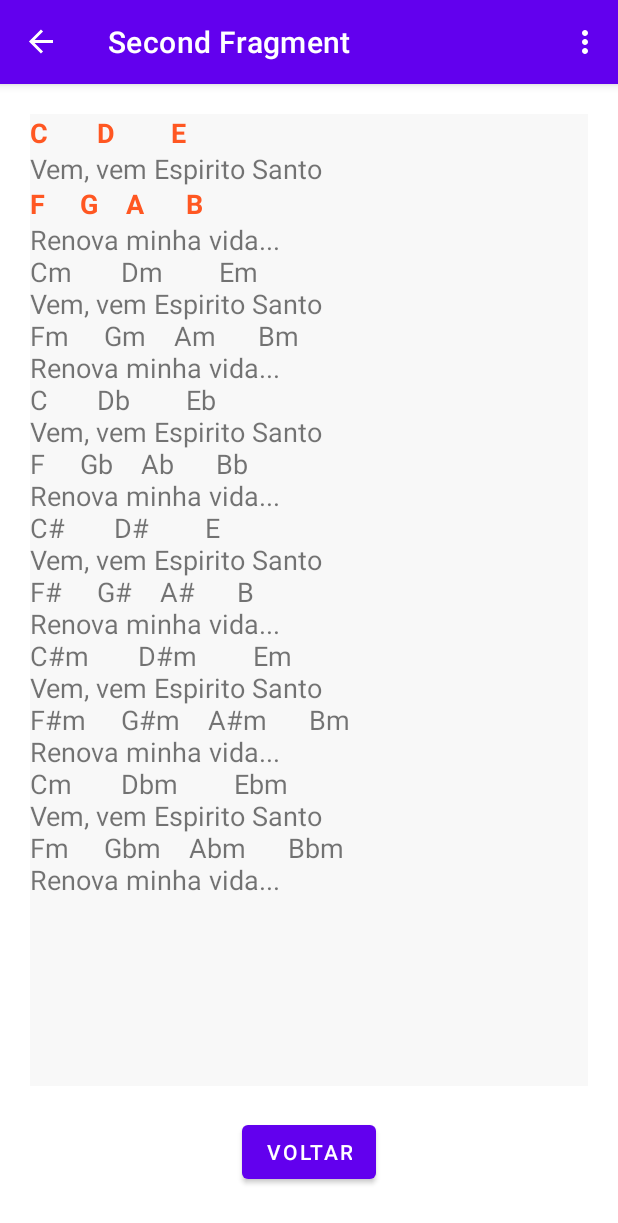
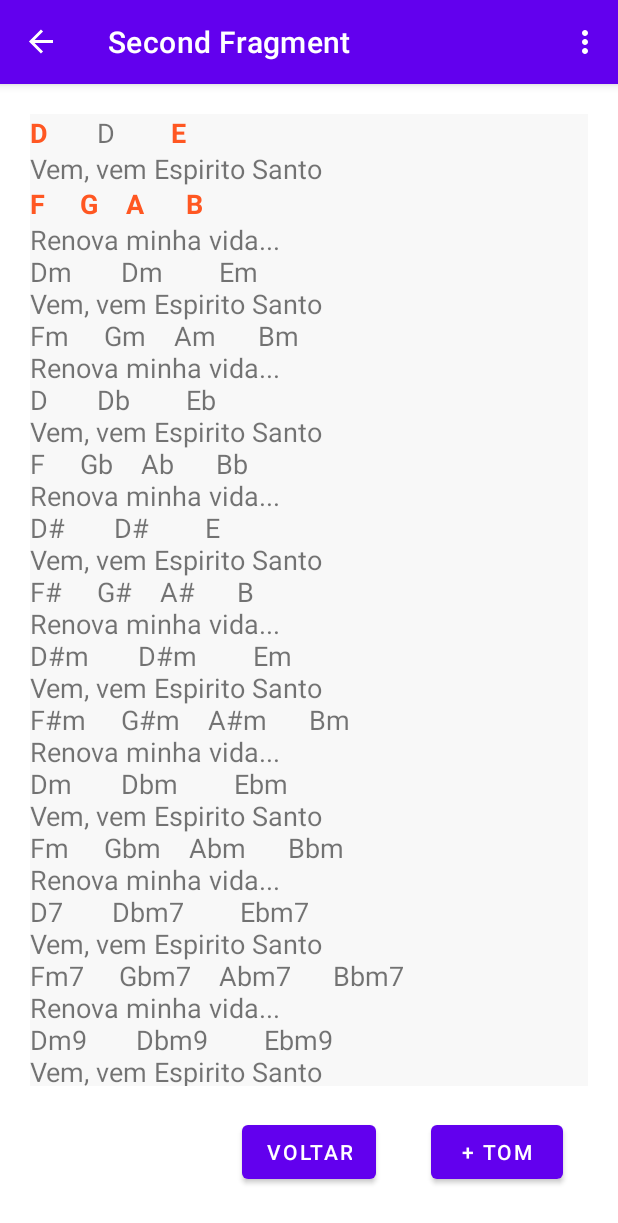
Before and after one commit to layonmartins/MusicCifra2, an Android app: the screen it shows after launch (MainActivity), after a tap on "SALVAR", on a phone screen of 412 x 824 dp. Shown: the top 1223 px of the screen. Run offline under Robolectric (Android 15) with nearby library versions, the phone set to English and light mode, and no system bars; our stand-ins replace navigation-ui.

Commit message:
start create plusTom() function

```diff
--- a/app/src/main/java/com/example/testciframusic/FirstFragment.kt
+++ b/app/src/main/java/com/example/testciframusic/FirstFragment.kt
@@ -68,5 +68,13 @@ class FirstFragment : Fragment() {
     "Cm       Dbm        Ebm\n" +
     "Vem, vem Espirito Santo\n" +
     "Fm     Gbm    Abm      Bbm\n" +
+    "Renova minha vida...\n" +
+    "C7       Dbm7        Ebm7\n" +
+    "Vem, vem Espirito Santo\n" +
+    "Fm7     Gbm7    Abm7      Bbm7\n" +
+    "Renova minha vida...\n" +
+    "Cm9       Dbm9        Ebm9\n" +
+    "Vem, vem Espirito Santo\n" +
+    "Fm9     Gbm9    Abm9      Bbm9\n" +
     "Renova minha vida...\n"
 }
--- a/app/src/main/java/com/example/testciframusic/Note.kt
+++ b/app/src/main/java/com/example/testciframusic/Note.kt
@@ -1,17 +1,83 @@
 package com.example.testciframusic
+
+import android.util.Log
 
 //Enum class represent one music note
 enum class Note(
     val note : String, //Dó, Ré, Mi...
     val cipher : String, //C, D, E...
-    val code : Int, //1 = C, 2 = D
+    val code : Int? = null, //1 = C, 2 = D,
+    var next : Note? = null,
+    val previous : Note? = null
 ) {
     //TODO create another accident notes
     C("Dó", "C", 1),
-    D("Ré", "D", 2),
-    E("Mi", "E", 3),
-    F("Fá", "F", 4),
-    G("Sol", "G", 5),
-    A("Lá", "A", 6),
-    B("Si", "B", 7),
+    //C7("Dó seventh", "C7", 1),
+    //C9("Dó ninth", "C9", 1),
+    //Cm("Dó minor", "Cm", 1),
+    //Cm7("Dó minor", "Cm7", 1),
+    //Cm9("Dó minor", "Cm9", 1),
+    //Cs("Dó sharp", "C#", 2),
+    //Cs7("Dó sharp 7", "C#7", 2),
+    //Cs9("Dó sharp 9", "C#9", 2),
+    //Csm("Dó sharp minor", "C#m", 2),
+    //Csm7("Dó sharp minor with seventh", "C#m7", 2),
+    //Csm9("Dó sharp minor with seventh", "C#m9", 2),
+    //are there another variations?
+
+    //Db("Ré flat", "Db", 2),
+    D("Ré", "D", 3),
+    //Ds("Ré sharp", "D#", 4),
+
+    //Eb("Mi flat", "Eb", 4),
+    E("Mi", "E", 5),
+
+    F("Fá", "F", 6),
+    //Fs("Fá sharp", "F#", 7),
+
+    //Gb("Sol flat", "Gb", 7),
+    G("Sol", "G", 8),
+    //Gs("Sol sharp", "G#", 9),
+
+    //Ab("Lá flat", "Ab", 9),
+    A("Lá", "A", 10),
+    //As("Lá sharp", "A#", 11),
+
+    //Bb("Si flat", "Bb", 11),
+    B("Si", "B", 12);
+
+    init {
+        //setNexts()
+    }
+
+    //This function will setup all nexts 1/2 ton
+    //check if can be done on init()
+    //if works I can remove de val code
+    //make with previous too
+    fun setNexts() {
+        Log.d("layon.f", "setEnumNexts")
+        C.next = D
+        D.next = E
+        E.next = F
+        F.next = G
+        G.next = A
+        A.next = B
+        B.next = C
+    }
+
+    companion object {
+        fun getNext(note : Note) : Note? {
+            return when(note) {
+                C -> D
+                D -> E
+                E -> F
+                F -> G
+                G -> A
+                A -> B
+                B -> C
+                else -> null
+            }
+        }
+    }
+
 }
--- a/app/src/main/java/com/example/testciframusic/SecondFragment.kt
+++ b/app/src/main/java/com/example/testciframusic/SecondFragment.kt
@@ -36,12 +36,19 @@ class SecondFragment : Fragment() {
         super.onViewCreated(view, savedInstanceState)
 
         music = arguments?.getString("music")
+        music?.let {
+            music = it.plusTom(it)
+        }
         Log.d("layon.f", "music = \n$music")
 
         findCiphersApproach4()
 
         binding.buttonSecond.setOnClickListener {
             findNavController().navigate(R.id.action_SecondFragment_to_FirstFragment)
+        }
+
+        binding.plus.setOnClickListener {
+            plusTom()
         }
     }
 
@@ -82,6 +89,14 @@ class SecondFragment : Fragment() {
         }
     }
 
+    private fun plusTom() {
+        music?.let {
+            binding.textviewSecond.setStyleOnSubstringApproach4(
+                string = it,
+            )
+        }
+    }
+
     override fun onDestroyView() {
         super.onDestroyView()
         _binding = null
--- a/app/src/main/java/com/example/testciframusic/TextViewExt.kt
+++ b/app/src/main/java/com/example/testciframusic/TextViewExt.kt
@@ -92,9 +92,16 @@ fun TextView.setStyleOnSubstringApproach4(
                 Spanned.SPAN_EXCLUSIVE_EXCLUSIVE
             )
         } catch (e : IndexOutOfBoundsException) {
-            Log.e("layon.f", "Error, there is no substring on string")
+            Log.e("layon.f", "Error, there is no substring (${it.cipher}) on string")
         }
     }
 
     text = spannable
 }
+
+//iterate and change all note with plus tom note
+fun String.plusTom(
+    string: String,
+) : String {
+    return string.replace(Note.C.cipher, Note.D.cipher)
+}
--- a/app/src/main/res/layout/fragment_second.xml
+++ b/app/src/main/res/layout/fragment_second.xml
@@ -28,4 +28,14 @@
         app:layout_constraintBottom_toBottomOf="parent"
         app:layout_constraintEnd_toEndOf="parent"
         app:layout_constraintStart_toStartOf="parent" />
+
+    <Button
+        android:id="@+id/plus"
+        android:layout_width="wrap_content"
+        android:layout_height="wrap_content"
+        android:text="+ tom"
+        app:layout_constraintBottom_toBottomOf="@+id/button_second"
+        app:layout_constraintEnd_toEndOf="parent"
+        app:layout_constraintStart_toEndOf="@+id/button_second"
+        app:layout_constraintTop_toTopOf="@+id/button_second" />
 </androidx.constraintlayout.widget.ConstraintLayout>
```
